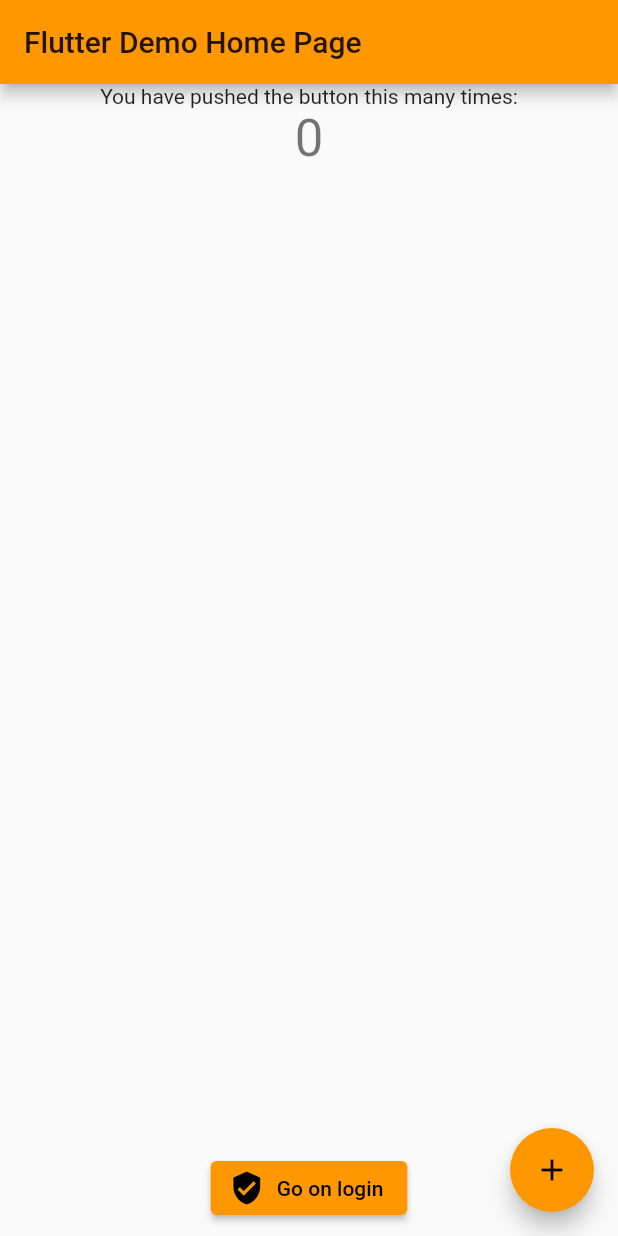
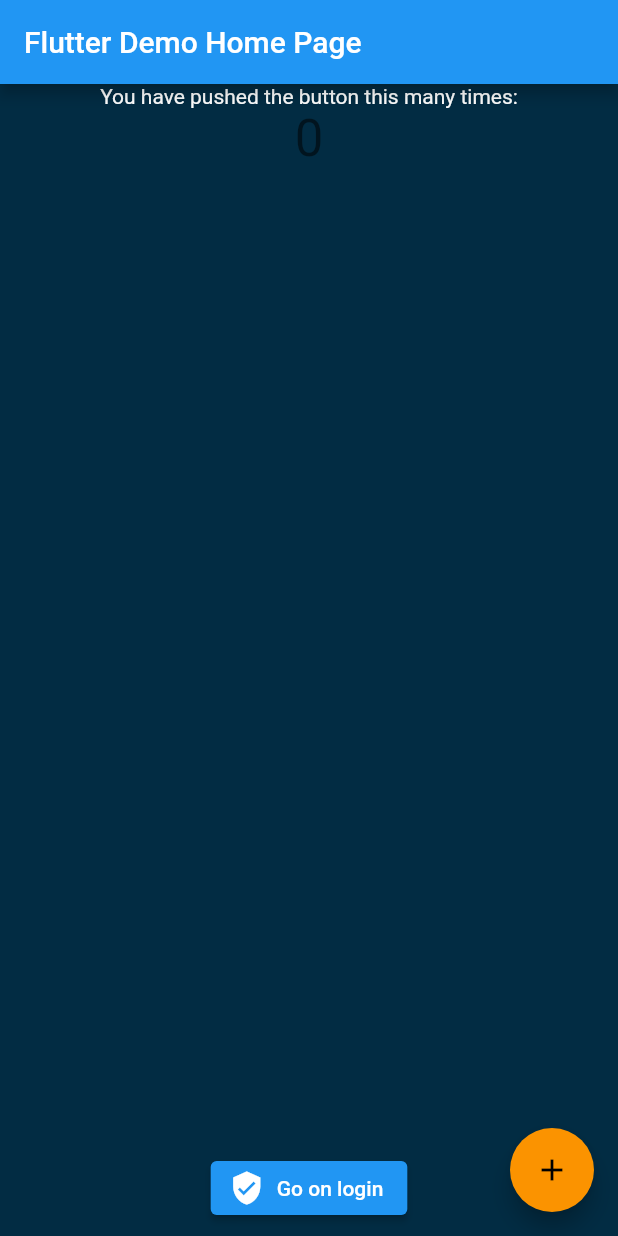
Before and after one commit to les-evades-du-chenil/crypto-app, a Flutter app: the screen it shows after launch, on a phone screen of 412 x 824 dp. Run offline on Flutter 3.47's test engine with Material 2 defaults, Android fonts, the phone set to English and light mode, and no system bars.

Commit message:
update theme

```diff
--- a/lib/main.dart
+++ b/lib/main.dart
@@ -1,3 +1,4 @@
+import 'package:crypto_app/theme.dart';
 import 'package:flutter/material.dart';
 
 import './screens/home.dart';
@@ -16,7 +17,13 @@ class MyApp extends StatelessWidget {
       title: 'Flutter Demo',
       debugShowCheckedModeBanner: false,
       theme: ThemeData(
-        primarySwatch: Colors.orange,
+        // primarySwatch: primaryColor,
+        accentColor: thirdColor,
+        scaffoldBackgroundColor: scaffoldColor,
+        textTheme: TextTheme(
+          bodyText1: TextStyle(color: Colors.white),
+          bodyText2: TextStyle(color: Colors.white),
+        ),
       ),
       home: const HomeScreen(title: 'Flutter Demo Home Page'),
       routes: {
--- a/lib/screens/home.dart
+++ b/lib/screens/home.dart
@@ -1,5 +1,7 @@
 import 'package:crypto_app/screens/login.dart';
 import 'package:flutter/material.dart';
+
+import '../theme.dart';
 
 class HomeScreen extends StatefulWidget {
   const HomeScreen({Key? key, required this.title}) : super(key: key);
@@ -21,6 +23,7 @@ class _MyHomePageState extends State<HomeScreen> {
   @override
   Widget build(BuildContext context) {
     return Scaffold(
+      backgroundColor: scaffoldColor,
       appBar: AppBar(
         title: Text(widget.title),
       ),
--- a/lib/screens/login.dart
+++ b/lib/screens/login.dart
@@ -1,3 +1,4 @@
+import 'package:crypto_app/theme.dart';
 import 'package:flutter/material.dart';
 
 class LoginScreen extends StatelessWidget {
@@ -5,6 +6,7 @@ class LoginScreen extends StatelessWidget {
   @override
   Widget build(BuildContext context) {
     return Scaffold(
+      backgroundColor: scaffoldColor,
       body: Center(
         child: Container(
           height: 300,
--- /dev/null
+++ b/lib/theme.dart
@@ -0,0 +1,8 @@
+import 'dart:ui';
+
+const scaffoldColor = Color(0xff022c43);
+const backColor = Color(0xff053f5e);
+const secondaryColor = Color(0xff115173);
+const primaryColor = Color(0xffffd700);
+const thirdColor = Color(0xfffb9300);
+const white = Color(0xfffff5fd);
```
